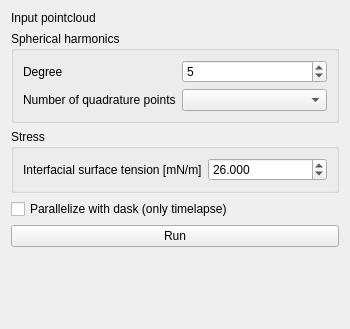
This is src/napari_stress/_measurements/toolbox.ui in campaslab/napari-stress as Qt 5 draws it before an edit; both pictures show x 0 to 350 and y 0 to 329 of the 350 by 593 pixel window. The edited form follows.
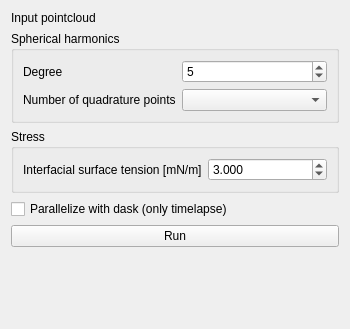
This is the edited form.

Commit message: changed default interfacial tension to 3 mN/m

Patch:
```diff
--- a/src/napari_stress/_measurements/toolbox.ui
+++ b/src/napari_stress/_measurements/toolbox.ui
@@ -96,7 +96,7 @@
          <number>3</number>
         </property>
         <property name="value">
-         <double>26.000000000000000</double>
+         <double>3.000000000000000</double>
         </property>
        </widget>
       </item>
```
